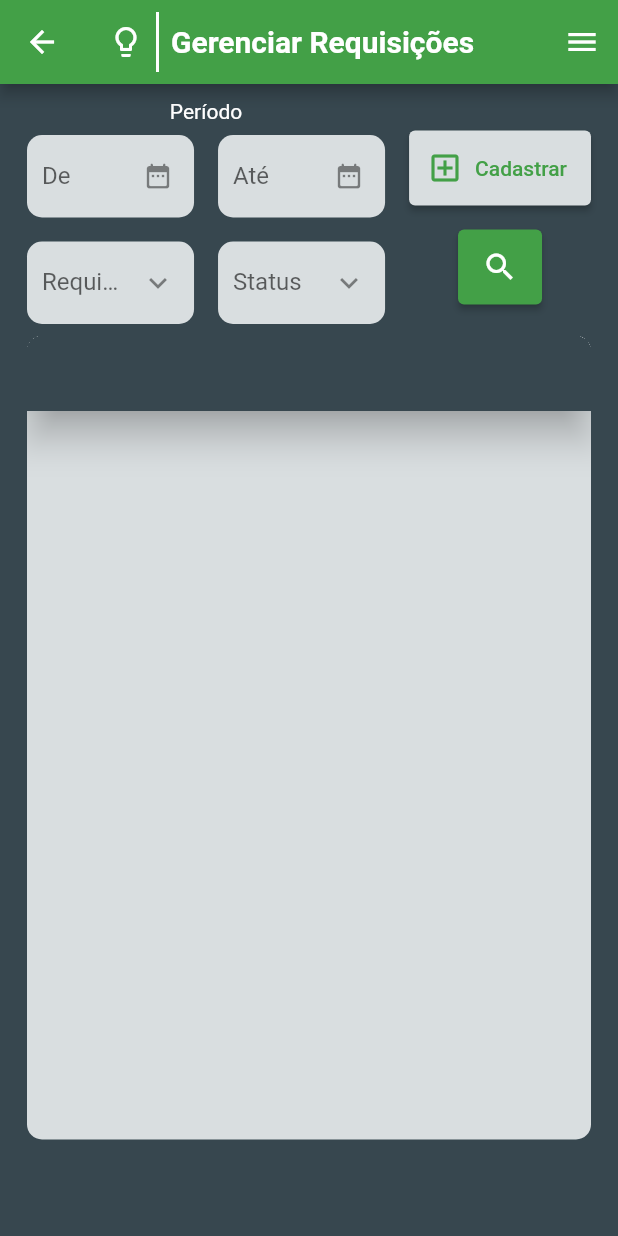
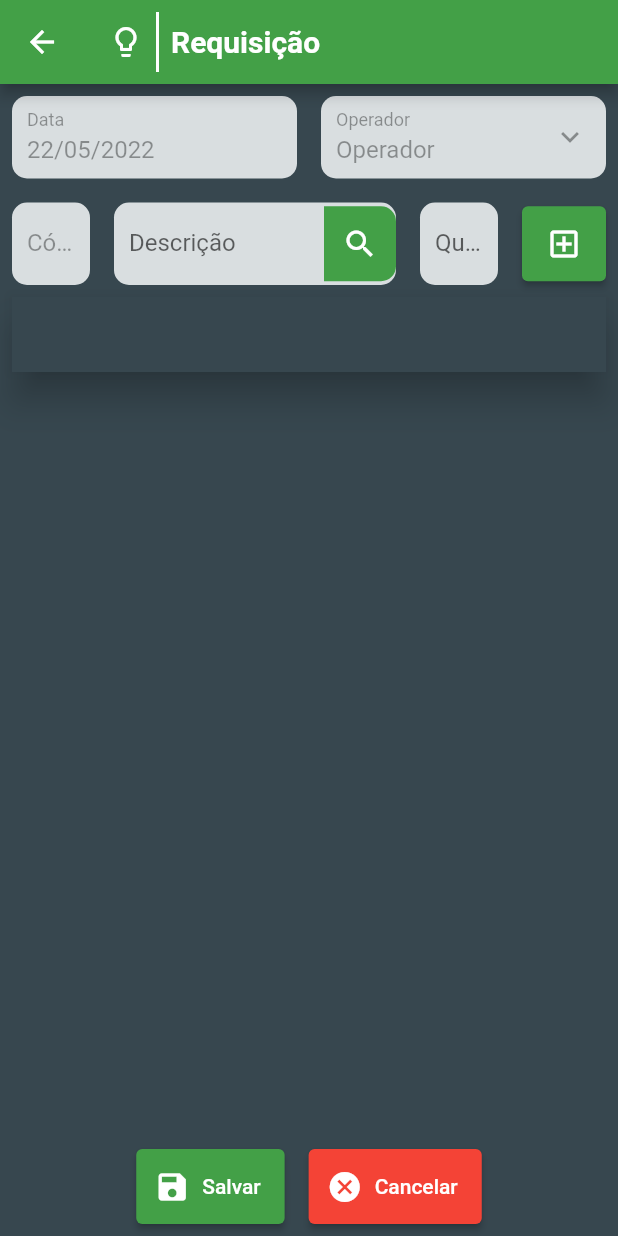
Before and after one commit to MatheusYudi/almoxarifado-app, a Flutter app: the Requisicoes screen opened by its route, after a tap on "Cadastrar", on a phone screen of 412 x 824 dp. Run offline on Flutter 3.47's test engine with Material 2 defaults, Android fonts, the phone set to English and light mode, and no system bars; our stand-ins replace mask_text_input_formatter; network calls fail.

Commit message:
adicionada tela requisicoesForm

```diff
--- a/lib/util/routes.dart
+++ b/lib/util/routes.dart
@@ -10,6 +10,7 @@ import '../view/fornecedores.dart';
 import '../view/materiais.dart';
 import '../view/movimentacoes.dart';
 import '../view/requisicoes.dart';
+import '../view/requisicoes_form.dart';
 import '../view/selecionar_material.dart';
 
 class Routes{
@@ -21,6 +22,7 @@ class Routes{
   static const String inventarios = '/inventarios';
   static const String inventarioForm = '/inventarioForm';
   static const String requisicoes = '/requisicoes';
+  static const String requisicoesForm = '/requisicoesForm';
   static const String grupos = '/grupos';
   static const String movimentacoes = '/movimentacoes';
   static const String selecionarMaterial = '/selecionarMaterial';
@@ -35,6 +37,7 @@ class Routes{
       inventarios: (context)=> const Inventarios(),
       inventarioForm: (context)=> const InventarioForm(),
       requisicoes: (context)=> const Requisicoes(),
+      requisicoesForm: (context)=> const RequisicoesForm(),
       grupos: (context)=> const Grupos(),
       movimentacoes: (context)=> const Movimentacoes(),
       selecionarMaterial: (context) => const SelecionarMaterial(),
--- a/lib/view/requisicoes.dart
+++ b/lib/view/requisicoes.dart
@@ -135,7 +135,7 @@ class _RequisicoesState extends State<Requisicoes> {
                               'Cadastrar',
                               style: TextStyle(color: Color(0xFF43a047)),
                             ),
-                            onPressed: () {},
+                            onPressed: () => Navigator.pushNamed(context, Routes.requisicoesForm),
                             style: ButtonStyle(
                               maximumSize: MaterialStateProperty.all(const Size(130, 50)),
                               minimumSize: MaterialStateProperty.all(const Size(0, 50)),
--- /dev/null
+++ b/lib/view/requisicoes_form.dart
@@ -0,0 +1,173 @@
+import 'package:flutter/material.dart';
+import 'package:flutter/services.dart';
+import 'package:intl/intl.dart';
+import 'package:mask_text_input_formatter/mask_text_input_formatter.dart';
+
+import '../util/routes.dart';
+import '../widgets/data_grid.dart';
+import '../widgets/default_app_bar.dart';
+import '../widgets/default_dropdown.dart';
+import '../widgets/default_text_form_field.dart';
+
+class RequisicoesForm extends StatefulWidget {
+  const RequisicoesForm({ Key? key }) : super(key: key);
+
+  @override
+  State<RequisicoesForm> createState() => _RequisicoesFormState();
+}
+
+class _RequisicoesFormState extends State<RequisicoesForm> {
+  @override
+  Widget build(BuildContext context) {
+
+    TextEditingController data = TextEditingController(text: DateFormat("dd/MM/yyyy").format(DateTime.now()));
+    TextEditingController operador = TextEditingController(text: 'Operador');
+    TextEditingController codigo = TextEditingController();
+    TextEditingController descricao = TextEditingController();
+    TextEditingController quantidade = TextEditingController();
+
+    return Scaffold(
+      appBar: const DefaultAppBar(pageName: 'Requisição'),
+      body: SafeArea(
+        child: SingleChildScrollView(
+          child: SizedBox(
+            height: MediaQuery.of(context).size.height - kToolbarHeight,
+            child: Column(
+              children: [
+                Row(
+                  children: [
+                    Flexible(
+                      child: Column(
+                        children: [
+                          Row(
+                            children: [
+                              Flexible(
+                                child: DefaultTextFormField(
+                                  controller: data,
+                                  labelText: 'Data',
+                                  enabled: false,
+                                  inputFormatters: [MaskTextInputFormatter(mask: "##/##/####")],
+                                ),
+                              ),
+                              Flexible(
+                                child: DefaultDropDown(
+                                  controller: operador,
+                                  labelText: 'Operador',
+                                  enabled: false,
+                                  itens: [],
+                                ),
+                              ),
+                            ],
+                          ),
+                          Row(
+                            children: [
+                              Flexible(
+                                child: DefaultTextFormField(
+                                  controller: codigo,
+                                  labelText: 'Código',
+                                  enabled: false,
+                                  keyboardType: TextInputType.number,
+                                  inputFormatters: [FilteringTextInputFormatter.allow(RegExp(r'^\d+\,?\d{0,2}'))],
+                                ),
+                              ),
+                              Flexible(
+                                flex: 3,
+                                child: DefaultTextFormField(
+                                  controller: descricao,
+                                  labelText: 'Descrição',
+                                  suffixIcon: Container(
+                                    height: 50,
+                                    decoration: BoxDecoration(
+                                      color: Theme.of(context).primaryColor,
+                                      borderRadius: const BorderRadius.only(
+                                        topRight:  Radius.circular(10),
+                                        bottomRight: Radius.circular(10),
+                                      )
+                                    ),
+                                    child: IconButton(
+                                      icon: const Icon(Icons.search, color: Colors.white),
+                                      onPressed: () => Navigator.pushNamed(context, Routes.selecionarMaterial).then((value) {
+                                        showDialog(
+                                          context: context,
+                                          builder: (context){
+                                            return AlertDialog(
+                                              content: Text(value.toString()),
+                                            );
+                                          }
+                                        );
+                                      }),
+                                    ),
+                                  ),
+                                ),
+                              ),
+                              Flexible(
+                                child: DefaultTextFormField(
+                                  controller: quantidade,
+                                  labelText: 'Quantidade',
+                                  keyboardType: TextInputType.number,
+                                  inputFormatters: [FilteringTextInputFormatter.allow(RegExp(r'^\d+\,?\d{0,2}'))],
+                                ),
+                              ),
+                              Container(
+                                padding: const EdgeInsets.all(8),
+                                child: ElevatedButton(
+                                  onPressed: (){},
+                                  child: const Icon(Icons.add_box_outlined),
+                                  style: ButtonStyle(
+                                    minimumSize: MaterialStateProperty.all(const Size(50, 50)),
+                                  ),
+                                ),
+                              ),
+                            ],
+                          ),
+                        ],
+                      ),
+                    )
+                  ],
+                ),
+                Flexible(
+                  child: DataGrid(
+                    headers: [],
+                    data: [],
+                    width: MediaQuery.of(context).size.width,
+                  ),
+                ),
+              ],
+            ),
+          ),
+        ),
+      ),
+      bottomNavigationBar: Row(
+        mainAxisAlignment: MainAxisAlignment.center,
+        children: [
+          Container(
+            padding: const EdgeInsets.all(8),
+            child: ElevatedButton.icon(
+              icon: const Icon(Icons.save),
+              label: const Text('Salvar'),
+              onPressed: () {},
+              style: ButtonStyle(
+                maximumSize: MaterialStateProperty.all(const Size(130, 50)),
+                minimumSize: MaterialStateProperty.all(const Size(0, 50)),
+                backgroundColor: MaterialStateProperty.all(const Color(0xFF43a047)),
+              ),
+            ),
+          ),
+          Container(
+            padding: const EdgeInsets.all(8),
+            child: ElevatedButton.icon(
+              icon: const Icon(Icons.cancel),
+              label: const Text('Cancelar'),
+              onPressed: () => Navigator.pop(context),
+              style: ButtonStyle(
+                maximumSize: MaterialStateProperty.all(const Size(130, 50)),
+                minimumSize: MaterialStateProperty.all(const Size(0, 50)),
+                backgroundColor: MaterialStateProperty.all(Colors.red),
+              ),
+            ),
+          ),
+        ],
+      ),
+    );
+  }
+}
--- a/lib/view/selecionar_material.dart
+++ b/lib/view/selecionar_material.dart
@@ -112,6 +112,7 @@ class _SelecionarMaterialState extends State<SelecionarMaterial> {
                       ),
                       DataGridHeader(
                         link: 'descricao',
+                        title: 'Descrição',
                         alignment: Alignment.centerLeft,
                         displayPercentage: 90
                       ),
```
